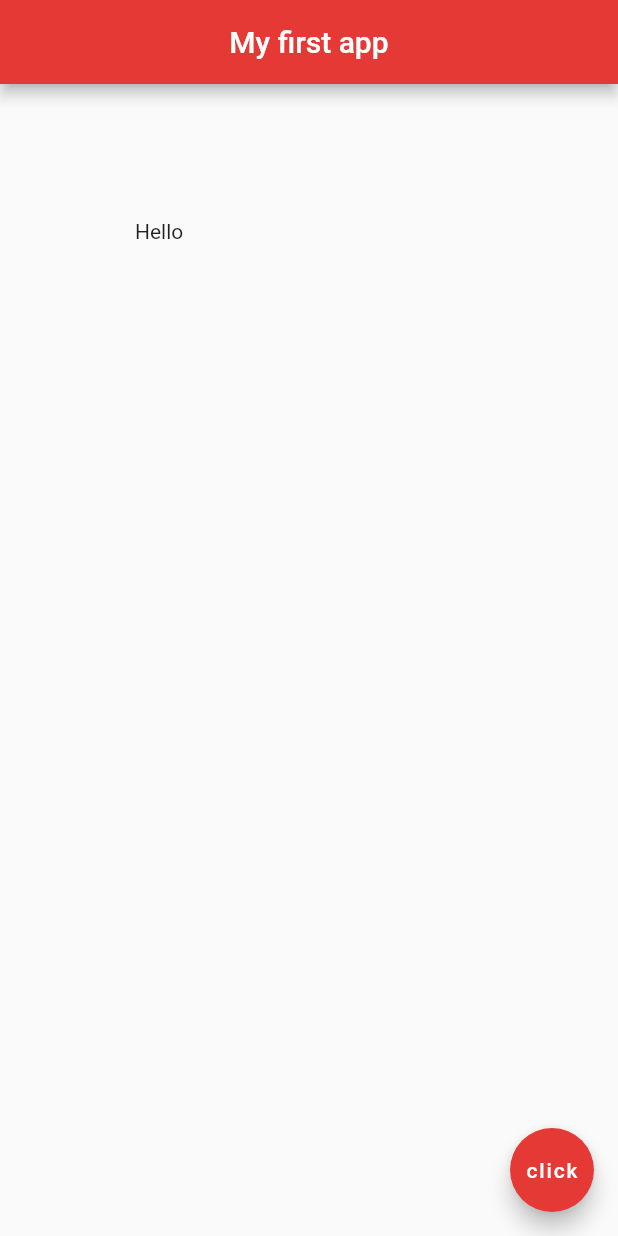
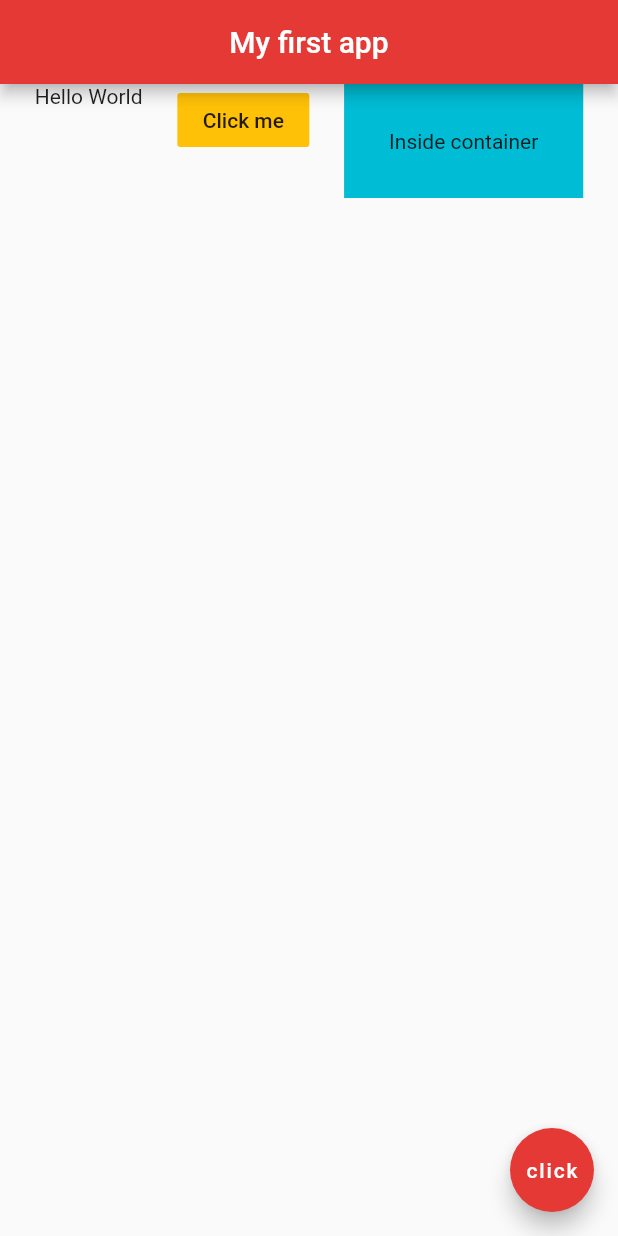
Before and after one commit to NguyenPhatBG/flutter-app-01, a Flutter app: the screen it shows after launch, on a phone screen of 412 x 824 dp. Run offline on Flutter 3.47's test engine with Material 2 defaults, Android fonts, the phone set to English and light mode, and no system bars.

Commit message:
Rows flutter

```diff
--- a/lib/main.dart
+++ b/lib/main.dart
@@ -13,9 +13,22 @@ class Home extends StatelessWidget {
         centerTitle: true,
         backgroundColor: Colors.red[600],
       ),
-      body: Padding(
-        padding: EdgeInsets.all(90.0),
-        child: Text('Hello'),
+      body: Row(
+        mainAxisAlignment: MainAxisAlignment.spaceEvenly,
+        crossAxisAlignment: CrossAxisAlignment.start,
+        children: <Widget>[
+          Text('Hello World'),
+          FlatButton(
+            onPressed: () {},
+            color: Colors.amber,
+            child: Text('Click me'),
+          ),
+          Container(
+            color: Colors.cyan,
+            padding: EdgeInsets.all(30.0),
+            child: Text('Inside container'),
+          ),
+        ],
       ),
       floatingActionButton: FloatingActionButton(
         onPressed: () {},
```
